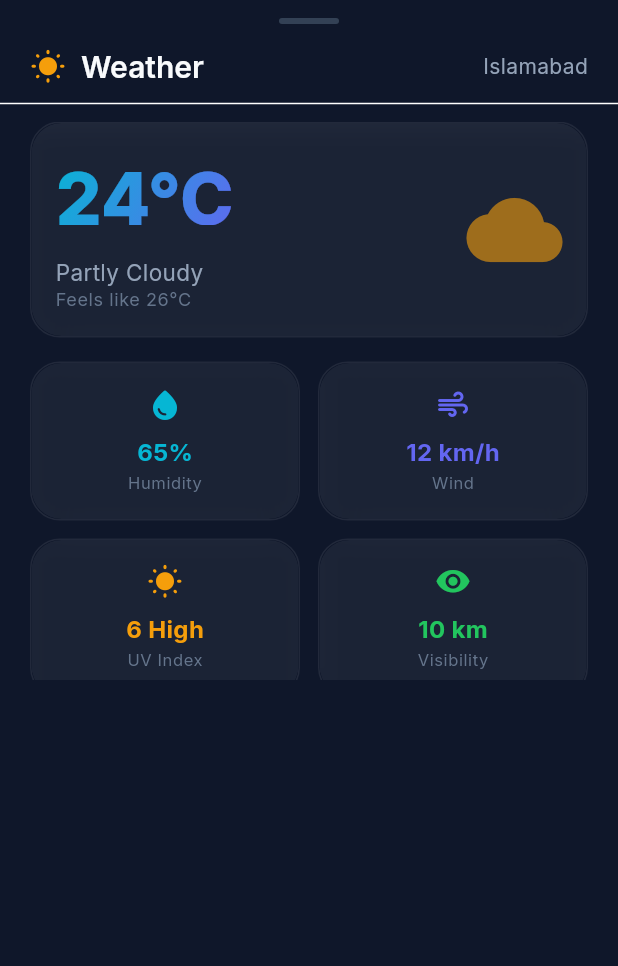
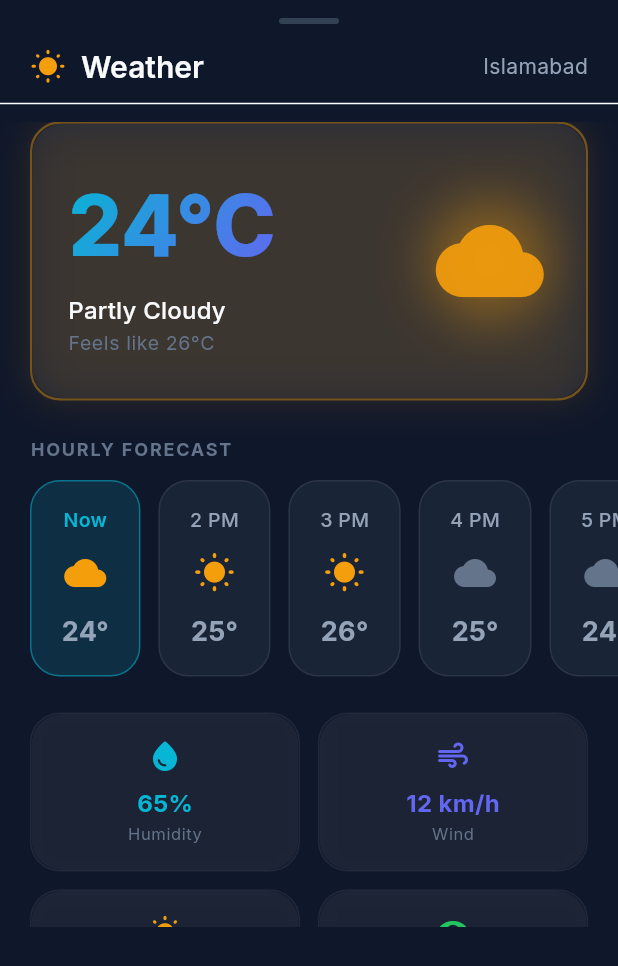
Before and after one commit to Choudhary-Khuzaim/Domotics, a Flutter app: the WeatherDetailSheet widget shown alone on an empty page, opened directly, on a phone screen of 412 x 824 dp. Shown: the top 966 px of the screen. Run offline on Flutter 3.47's test engine with Material 3 defaults, Android fonts, the phone set to English and light mode, and no system bars; our stand-ins replace fl_chart, flutter_colorpicker, google_fonts, percent_indicator.

Commit message:
UI Enhancements: Redesigned WeatherDetailSheet with hourly forecast, AQI, Sunset, and premium hero card glow

```diff
--- a/lib/screens/dashboard/widgets/weather_detail_sheet.dart
+++ b/lib/screens/dashboard/widgets/weather_detail_sheet.dart
@@ -11,7 +11,7 @@ class WeatherDetailSheet extends StatelessWidget {
     final isDark = Theme.of(context).brightness == Brightness.dark;
 
     return Container(
-      height: MediaQuery.of(context).size.height * 0.55,
+      height: MediaQuery.of(context).size.height * 0.75,
       decoration: BoxDecoration(
         color: isDark ? AppColors.darkBackground : AppColors.lightBackground,
         borderRadius: const BorderRadius.vertical(top: Radius.circular(28)),
@@ -64,6 +64,9 @@ class WeatherDetailSheet extends StatelessWidget {
               children: [
                 // Current temp & condition
                 GlassCard(
+                  isActive: true,
+                  activeGlowColor: AppColors.accentAmber,
+                  padding: const EdgeInsets.symmetric(horizontal: 24, vertical: 28),
                   child: Row(
                     children: [
                       Column(
@@ -76,7 +79,7 @@ class WeatherDetailSheet extends StatelessWidget {
                             child: const Text(
                               '24°C',
                               style: TextStyle(
-                                fontSize: 48,
+                                fontSize: 56,
                                 fontWeight: FontWeight.w800,
                                 color: Colors.white,
                               ),
@@ -87,26 +90,71 @@ class WeatherDetailSheet extends StatelessWidget {
                             'Partly Cloudy',
                             style: Theme.of(context)
                                 .textTheme
-                                .bodyMedium
-                                ?.copyWith(fontSize: 15),
+                                .titleMedium
+                                ?.copyWith(fontSize: 16),
                           ),
+                          const SizedBox(height: 2),
                           Text(
                             'Feels like 26°C',
-                            style: Theme.of(context).textTheme.bodySmall,
+                            style: Theme.of(context).textTheme.bodySmall?.copyWith(fontSize: 13),
                           ),
                         ],
                       ),
                       const Spacer(),
-                      Icon(
-                        Icons.wb_cloudy_rounded,
-                        size: 64,
-                        color: AppColors.accentAmber.withOpacity(0.6),
+                      Container(
+                        width: 80,
+                        height: 80,
+                        decoration: BoxDecoration(
+                          shape: BoxShape.circle,
+                          boxShadow: [
+                            BoxShadow(
+                              color: AppColors.accentAmber.withOpacity(0.4),
+                              blurRadius: 30,
+                            ),
+                          ],
+                        ),
+                        child: Icon(
+                          Icons.wb_cloudy_rounded,
+                          size: 72,
+                          color: AppColors.accentAmber.withOpacity(0.9),
+                        ),
                       ),
                     ],
                   ),
                 ),
 
-                const SizedBox(height: 16),
+                const SizedBox(height: 24),
+
+                // Hourly forecast
+                Text(
+                  'HOURLY FORECAST',
+                  style: TextStyle(
+                    fontSize: 12,
+                    fontWeight: FontWeight.w700,
+                    letterSpacing: 1.2,
+                    color: isDark
+                        ? AppColors.darkTextMuted
+                        : AppColors.lightTextMuted,
+                  ),
+                ),
+                const SizedBox(height: 12),
+                SingleChildScrollView(
+                  scrollDirection: Axis.horizontal,
+                  physics: const BouncingScrollPhysics(),
+                  clipBehavior: Clip.none,
+                  child: Row(
+                    children: [
+                      _HourlyCard(time: 'Now', temp: '24°', icon: Icons.wb_cloudy_rounded, iconColor: AppColors.accentAmber, isActive: true),
+                      _HourlyCard(time: '2 PM', temp: '25°', icon: Icons.wb_sunny_rounded, iconColor: AppColors.accentAmber),
+                      _HourlyCard(time: '3 PM', temp: '26°', icon: Icons.wb_sunny_rounded, iconColor: AppColors.accentAmber),
+                      _HourlyCard(time: '4 PM', temp: '25°', icon: Icons.wb_cloudy_rounded, iconColor: AppColors.darkTextMuted),
+                      _HourlyCard(time: '5 PM', temp: '24°', icon: Icons.wb_cloudy_rounded, iconColor: AppColors.darkTextMuted),
+                      _HourlyCard(time: '6 PM', temp: '22°', icon: Icons.nights_stay_rounded, iconColor: AppColors.neonIndigo),
+                    ],
+                  ),
+                ),
+
+                const SizedBox(height: 24),
 
                 // Conditions grid
                 Row(
@@ -148,6 +196,28 @@ class WeatherDetailSheet extends StatelessWidget {
                         label: 'Visibility',
                         value: '10 km',
                         color: AppColors.accentGreen,
+                      ),
+                    ),
+                  ],
+                ),
+                const SizedBox(height: 12),
+                Row(
+                  children: [
+                    Expanded(
+                      child: _ConditionCard(
+                        icon: Icons.air_rounded,
+                        label: 'AQI',
+                        value: '42 Good',
+                        color: AppColors.electricCyan,
+                      ),
+                    ),
+                    const SizedBox(width: 12),
+                    Expanded(
+                      child: _ConditionCard(
+                        icon: Icons.wb_twilight_rounded,
+                        label: 'Sunset',
+                        value: '6:45 PM',
+                        color: AppColors.accentRose,
                       ),
                     ),
                   ],
@@ -383,3 +453,63 @@ class _ForecastRow extends StatelessWidget {
     );
   }
 }
+
+class _HourlyCard extends StatelessWidget {
+  final String time;
+  final String temp;
+  final IconData icon;
+  final Color iconColor;
+  final bool isActive;
+
+  const _HourlyCard({
+    required this.time,
+    required this.temp,
+    required this.icon,
+    required this.iconColor,
+    this.isActive = false,
+  });
+
+  @override
+  Widget build(BuildContext context) {
+    final isDark = Theme.of(context).brightness == Brightness.dark;
+    return Container(
+      margin: const EdgeInsets.only(right: 12),
+      padding: const EdgeInsets.symmetric(horizontal: 20, vertical: 16),
+      decoration: BoxDecoration(
+        color: isActive
+            ? AppColors.electricCyan.withOpacity(0.15)
+            : isDark
+                ? AppColors.darkSurfaceVariant.withOpacity(0.3)
+                : AppColors.lightSurfaceVariant.withOpacity(0.5),
+        borderRadius: BorderRadius.circular(20),
+        border: Border.all(
+          color: isActive
+              ? AppColors.electricCyan.withOpacity(0.5)
+              : isDark ? AppColors.glassBorder : AppColors.glassBorderLight,
+        ),
+      ),
+      child: Column(
+        children: [
+          Text(
+            time,
+            style: TextStyle(
+              fontSize: 13,
+              fontWeight: isActive ? FontWeight.w600 : FontWeight.w500,
+              color: isActive ? AppColors.electricCyan : (isDark ? AppColors.darkTextSecondary : AppColors.lightTextSecondary)
+            )
+          ),
+          const SizedBox(height: 12),
+          Icon(icon, color: iconColor, size: 28),
+          const SizedBox(height: 12),
+          Text(
+            temp,
+            style: const TextStyle(
+              fontSize: 18,
+              fontWeight: FontWeight.w700
+            )
+          ),
+        ],
+      ),
+    );
+  }
+}
```
